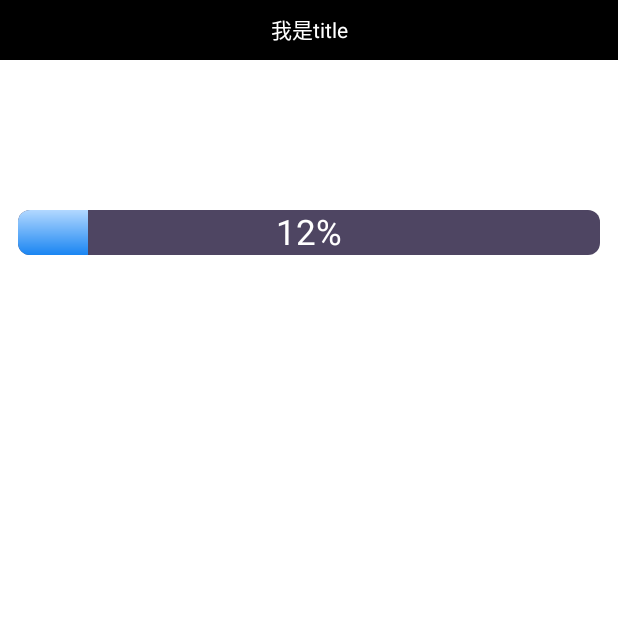
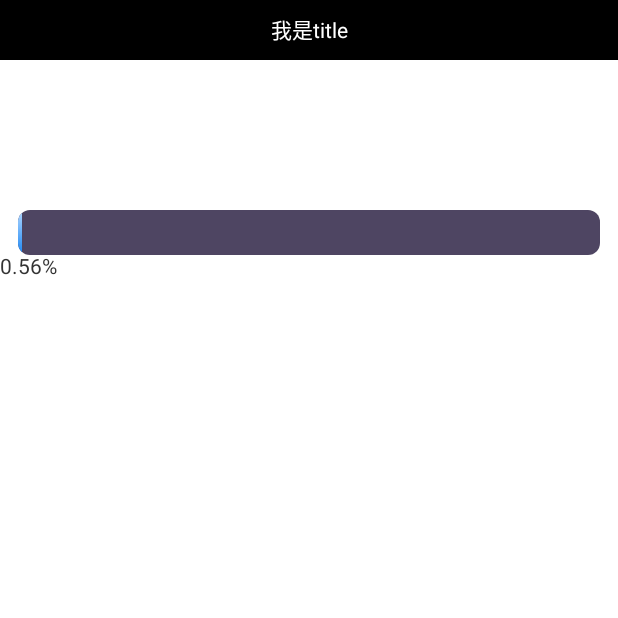
Before and after one commit to 530l/Scaffold, an Android app: the screen it shows after launch (ProgressBarActivity), on a phone screen of 412 x 824 dp, the top half of it. Run offline under Robolectric (Android 15) with nearby library versions, the phone set to English and light mode, and no system bars; libraries missing offline, so code that uses them is left out: com.bytedance.msdk; 2 statements that could not run were skipped.

Commit message:
ProgressBar

```diff
--- a/gromoredemo/src/main/java/com/example/gromoredemo/immersionbar/InnerProgressBar.java
+++ b/gromoredemo/src/main/java/com/example/gromoredemo/immersionbar/InnerProgressBar.java
@@ -33,8 +33,8 @@ public class InnerProgressBar extends ProgressBar {
     @Override
     protected synchronized void onDraw (Canvas canvas) {
         super.onDraw (canvas);
-        String text = String.valueOf (getProgress ()) + "%";
-        mPaint.getTextBounds (text, 0, text.length (), mRect);
-        canvas.drawText (text, getWidth () / 2, getHeight () / 2 + mRect.height () / 2, mPaint);
+//        String text = String.valueOf (getProgress ()) + "%";
+//        mPaint.getTextBounds (text, 0, text.length (), mRect);
+//        canvas.drawText (text, getWidth () / 2, getHeight () / 2 + mRect.height () / 2, mPaint);
     }
 }
--- a/gromoredemo/src/main/java/com/example/gromoredemo/immersionbar/ProgressBarActivity.java
+++ b/gromoredemo/src/main/java/com/example/gromoredemo/immersionbar/ProgressBarActivity.java
@@ -5,6 +5,7 @@ import android.annotation.SuppressLint;
 import android.os.Bundle;
 import android.os.Handler;
 import android.os.Message;
+import android.util.Log;
 import android.widget.ProgressBar;
 import android.widget.TextView;
 
@@ -13,6 +14,10 @@ import androidx.appcompat.app.AppCompatActivity;
 
 import com.example.gromoredemo.R;
 
+import java.math.BigDecimal;
+import java.math.RoundingMode;
+import java.text.DecimalFormat;
+import java.text.NumberFormat;
 import java.util.Random;
 
 public class ProgressBarActivity extends AppCompatActivity {
@@ -21,19 +26,6 @@ public class ProgressBarActivity extends AppCompatActivity {
     private TextView mTextView;
     private int start = 0, maxprogress;
 
-    @SuppressLint("HandlerLeak")
-    private Handler mHandler = new Handler() {
-        @Override
-        public void handleMessage(@NonNull Message msg) {
-            super.handleMessage(msg);
-            switch (msg.what) {
-                case 0:
-                    mTextView.setText(start + " %");//更新进度
-                    mProgressBar.setProgress(start);
-                    break;
-            }
-        }
-    };
 
     @Override
     protected void onCreate(Bundle savedInstanceState) {
@@ -44,7 +36,11 @@ public class ProgressBarActivity extends AppCompatActivity {
         maxprogress = mProgressBar.getMax();
     }
 
-    //750m  需要5分钟完成。 那么
+    //下载一个文件750m，大概需要6分钟。
+    //那么ProgressBar的max值要设置多少
+    //每秒加载多少 mProgressBar.setProgress(多少);
+
+
     @Override
     protected void onStart() {
         super.onStart();
@@ -54,15 +50,16 @@ public class ProgressBarActivity extends AppCompatActivity {
             public void run() {
                 while (true) {
                     try {
+                        //6分钟，360.分成360
+                        //把max设置成200然后你每3秒设置成setProgress1，
+                        // 然后你text显示的是0.5%
                         Thread.sleep(1000);//线程休眠1s
-                        int a = new Random().nextInt(10);//产生一个10以内的随机数
-                        start += a;
+                        start += 1;
                         if (start > maxprogress) {
-                            start = 100;
+                            start = maxprogress;
                             //如果进程超过最大值
                             break;
                         }
-
                         mHandler.sendEmptyMessage(0);//在安卓里。我们不能直接在线程中更新UI，这里用Hander消息处理
                     } catch (InterruptedException e) {
                         e.printStackTrace();
@@ -71,4 +68,29 @@ public class ProgressBarActivity extends AppCompatActivity {
             }
         }.start();
     }
+
+    @SuppressLint("HandlerLeak")
+    private Handler mHandler = new Handler() {
+        @Override
+        public void handleMessage(@NonNull Message msg) {
+            super.handleMessage(msg);
+            switch (msg.what) {
+                case 0:
+                    BigDecimal m1 = new BigDecimal(start);
+                    BigDecimal m2 = new BigDecimal(maxprogress);
+                    BigDecimal divide = m1.divide(m2, 4, RoundingMode.HALF_UP);
+                    String B = getAccuracy(Double.parseDouble(divide.toPlainString()));
+                    Log.i("BBBB", B);
+                    mTextView.setText(B);//
+                    mProgressBar.setProgress(start);
+                    break;
+            }
+        }
+    };
+
+    private String getAccuracy(double accuracy) {
+        NumberFormat nf = NumberFormat.getPercentInstance();
+        nf.setMinimumFractionDigits(2);
+        return nf.format(accuracy);
+    }
 }
--- a/gromoredemo/src/main/res/layout/activity_main.xml
+++ b/gromoredemo/src/main/res/layout/activity_main.xml
@@ -36,7 +36,7 @@
         android:layout_marginLeft="12dp"
         android:layout_marginTop="100dp"
         android:layout_marginRight="12dp"
-        android:max="100"
+        android:max="360"
         android:progressDrawable="@drawable/progress2" />
 
     <TextView
@@ -44,6 +44,5 @@
         android:layout_width="wrap_content"
         android:layout_height="wrap_content"
         android:layout_below="@id/progress_01"
-        android:layout_centerHorizontal="true"
-        android:visibility="gone" />
+        android:layout_centerHorizontal="true" />
 </LinearLayout>
--- a/gromoredemo/src/main/res/values/themes.xml
+++ b/gromoredemo/src/main/res/values/themes.xml
@@ -58,4 +58,7 @@
         <item name="android:windowIsTranslucent">false</item>
         <item name="android:windowDisablePreview">true</item>
     </style>
+
+
+
 </resources>
```
Also changed, not shown: gromoredemo/src/main/java/com/example/gromoredemo/immersionbar/FlikerProgressBar.java (added, +370 -0 lines), gromoredemo/src/main/res/values/attrs.xml (added, +17 -0 lines), gromoredemo/src/main/res/drawable/flicker.png (added), gromoredemo/src/main/res/drawable/flicker_1.png (added).
